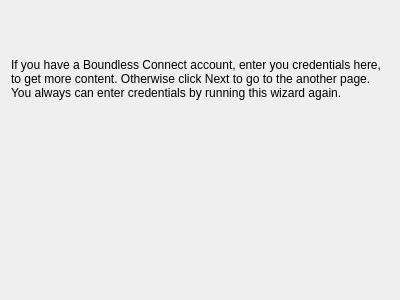
Old version of the form boundlessconnect/ui/credentialspagebase.ui in the repository elpaso/qgis-connect-plugin.
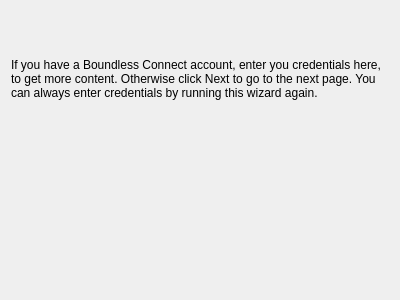
New version of the form. Custom widgets are drawn as their Qt base class.

Diff of the .ui file:
```diff
--- a/boundlessconnect/ui/credentialspagebase.ui
+++ b/boundlessconnect/ui/credentialspagebase.ui
@@ -23,7 +23,7 @@
    <item>
     <widget class="QLabel" name="label">
      <property name="text">
-      <string>&lt;html&gt;&lt;head/&gt;&lt;body&gt;&lt;p&gt;If you have a Boundless Connect account, enter you credentials here, to get more content. Otherwise click Next to go to the another page. You always can enter credentials by running this wizard again.&lt;/p&gt;&lt;/body&gt;&lt;/html&gt;</string>
+      <string>&lt;html&gt;&lt;head/&gt;&lt;body&gt;&lt;p&gt;If you have a Boundless Connect account, enter you credentials here, to get more content. Otherwise click Next to go to the next page. You can always enter credentials by running this wizard again.&lt;/p&gt;&lt;/body&gt;&lt;/html&gt;</string>
      </property>
      <property name="wordWrap">
       <bool>true</bool>
```
